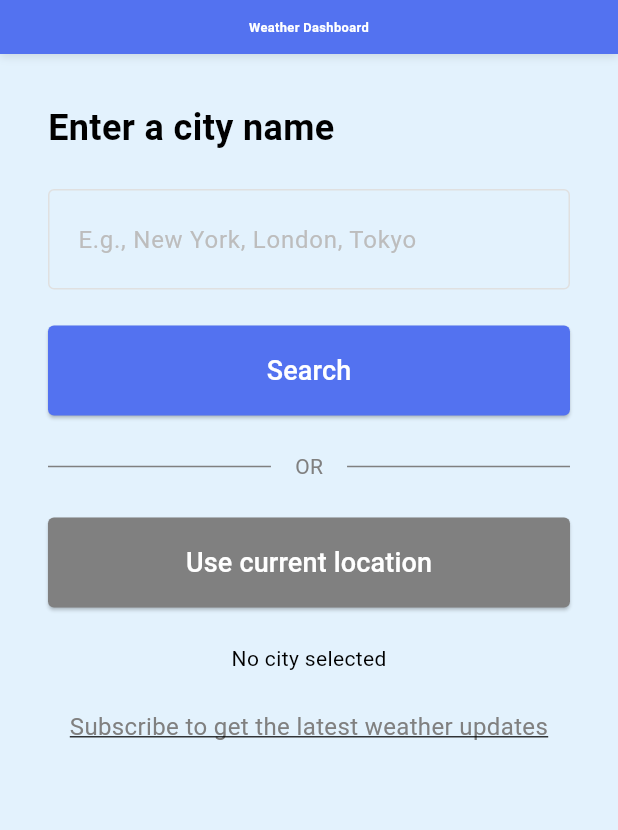
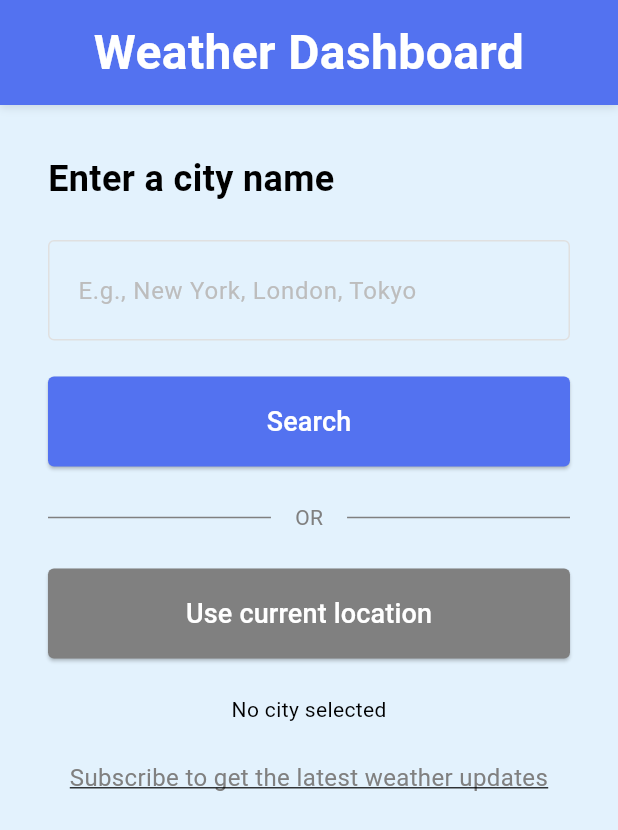
Before and after one commit to HuyBui07/WeatherApp, a Flutter app: the screen it shows after launch, on a phone screen of 412 x 824 dp. Shown: the top 830 px of the screen. Run offline on Flutter 3.47's test engine with Material 3 defaults, Android fonts, the phone set to English and light mode, and no system bars; our stand-ins replace cloud_firestore, firebase_auth, firebase_core, shared_preferences; accounts and stored records are empty.

Commit message:
add: mobile responsive

```diff
--- a/lib/utils/text_scale.dart
+++ b/lib/utils/text_scale.dart
@@ -3,6 +3,7 @@ import 'package:flutter/material.dart';
 
 class ScaleSize {
   static double sizeScaleFactor(BuildContext context) {
+    if (MediaQuery.of(context).size.width < 600) return 0.8;
     final width = MediaQuery.of(context).size.width;
     final height = MediaQuery.of(context).size.height;
 
```
Also changed, not shown: 1 other file.
